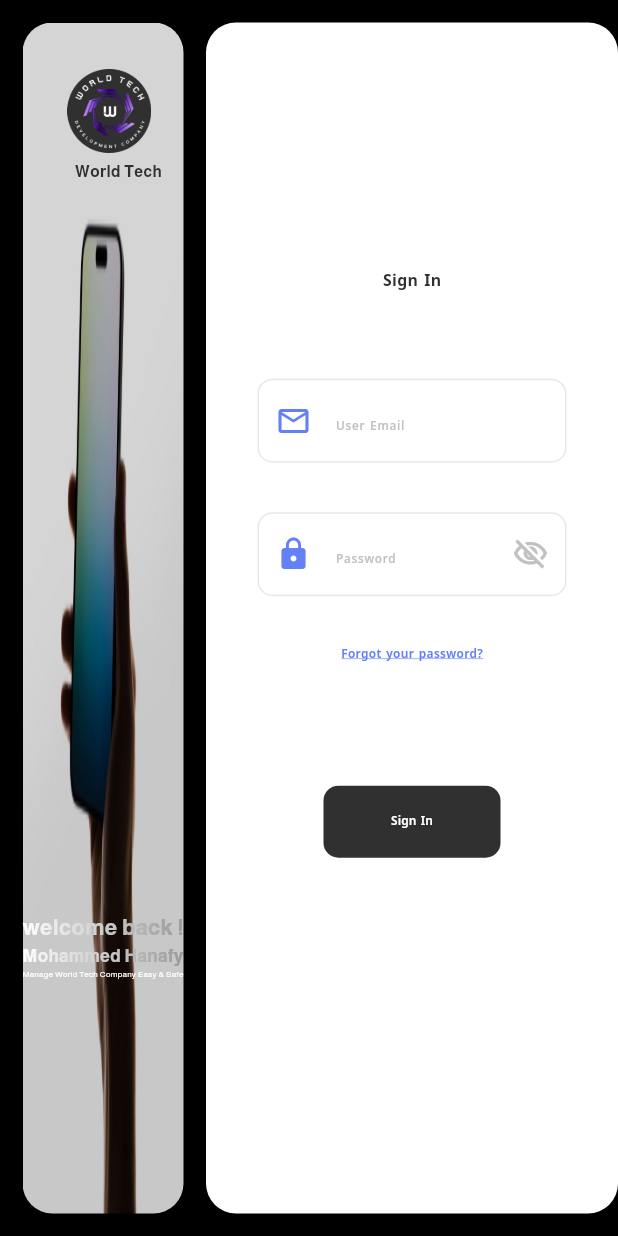
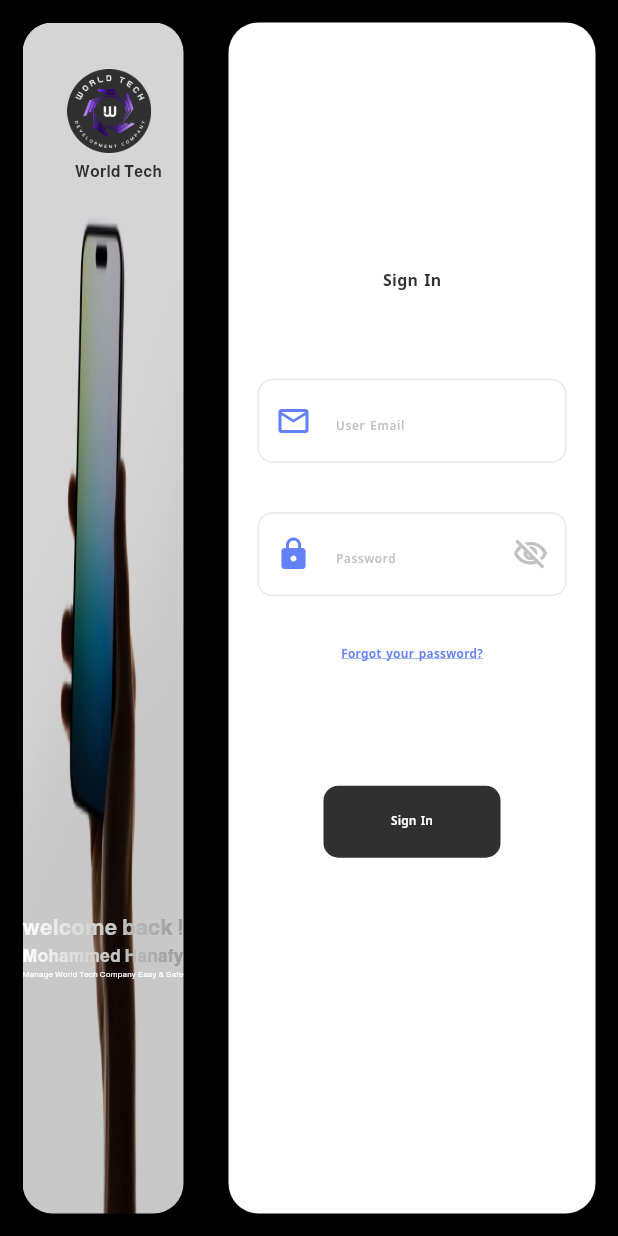
Before and after one commit to rolarefaat456/dashboard_worldtech, a Flutter app: the screen it shows after launch, after a tap on "Forgot your password?", after a tap on "Back to Sign in", on a phone screen of 412 x 824 dp. Run offline on Flutter 3.47's test engine with Material 3 defaults, Android fonts, the phone set to English and light mode, and no system bars; our stand-ins replace hive, hive_flutter, image_picker, lottie; missing offline and left inert: window_manager; accounts and stored records are empty; network calls fail; project files that could hold a hidden picture were left out.

Commit message:
el a5er an sha2 allh

```diff
--- a/lib/components/widgets/forgetappbar.dart
+++ b/lib/components/widgets/forgetappbar.dart
@@ -1,4 +1,4 @@
-// veiws/Auth/forgetappbar.dart
+// components/widgets/forgetappbar.dart
 import 'package:dashboard/components/core/utils/app_text_style.dart';
 import 'package:dashboard/veiws/Auth/textappbar.dart';
 import 'package:flutter/material.dart';
--- a/lib/main.dart
+++ b/lib/main.dart
@@ -1,6 +1,5 @@
 // main.dart
 import 'dart:io';
-
 import 'package:dashboard/veiws/banner/bannerpage.dart';
 import 'package:dashboard/veiws/employee/employeepage.dart';
 import 'package:dashboard/veiws/homepage/homepage.dart';
@@ -16,6 +15,8 @@ import 'package:flutter/services.dart';
 import 'package:hive_flutter/adapters.dart';
 import 'package:path_provider/path_provider.dart';
 import 'package:provider/provider.dart';
+import 'package:window_manager/window_manager.dart';
+// import 'package:device_preview/device_preview.dart';
 
 void main() async {
   WidgetsFlutterBinding.ensureInitialized();
@@ -29,9 +30,31 @@ void main() async {
   );
   await Hive.openBox('language');
   await Hive.openBox('token');
+  if (Platform.isWindows || Platform.isLinux || Platform.isMacOS) {
+    await windowManager.ensureInitialized();
+
+    WindowOptions options = const WindowOptions(
+      // size: Size(800, 600),
+      center: true,
+      // backgroundColor: Colors.transparent,
+      // titleBarStyle: TitleBarStyle.normal,
+    );
+
+    windowManager.waitUntilReadyToShow(options, () async {
+      await windowManager.show();
+      // await windowManager.setResizable(false);
+      // await windowManager.setMinimizable(false);
+      await windowManager.setMinimumSize(const Size(850, 700));
+      // await windowManager.setMaximizable(false);
+    });
+  }
   runApp( ChangeNotifierProvider(
     create: (context) => Signinprovider(),
-    child: MyApp(),
+    // child: DevicePreview(
+    // enabled: true,
+    // builder: (context) =>
+    child:  MyApp()
+  // ),
   ));
 }
 
--- a/lib/veiws/Auth/signin.dart
+++ b/lib/veiws/Auth/signin.dart
@@ -128,7 +128,7 @@ class _Signin extends State<Signin> {
               Expanded(
                 flex: 2,
                 child: Container(
-                  margin: EdgeInsets.symmetric(vertical: 15),
+                  margin: EdgeInsets.symmetric(vertical: 15, horizontal: 15),
                   decoration: BoxDecoration(
                     borderRadius: BorderRadius.circular(20),
                     color: Colors.white,
--- a/lib/veiws/Auth/textappbar.dart
+++ b/lib/veiws/Auth/textappbar.dart
@@ -6,22 +6,18 @@ class Textappbar extends StatelessWidget {
   @override
   Widget build(BuildContext context) {
     // TODO: implement build
-    return MediaQuery.of(context).size.width < 600 ?
-      Column(
+    return MediaQuery.of(context).size.width < 600
+        ? Column(
             children: [
               Container(
                 margin: EdgeInsets.only(
-            top:  30,
-            left: MediaQuery.of(context).size.width < 350 ?
-            MediaQuery.of(context).size.width /15 : MediaQuery.of(context).size.width / 50,
-
-
+                  top: 30,
+                  left: MediaQuery.of(context).size.width < 350
+                      ? MediaQuery.of(context).size.width / 15
+                      : MediaQuery.of(context).size.width / 50,
                 ),
                 child: ConstrainedBox(
-            constraints: BoxConstraints(
-              maxHeight: 56,
-              maxWidth: 56
-            ),
+                  constraints: BoxConstraints(maxHeight: 56, maxWidth: 56),
                   child: AspectRatio(
                     aspectRatio: 1,
                     child: Image.asset(
@@ -31,11 +27,16 @@ class Textappbar extends StatelessWidget {
                 ),
               ),
               Padding(
-          padding: EdgeInsets.only(top: 5, left:
-            MediaQuery.of(context).size.width /20,),
+                padding: EdgeInsets.only(
+                  top: 5,
+                  left: MediaQuery.of(context).size.width / 20,
+                ),
                 child: Text(
                   "World Tech",
-            style: AppTextStyles.style24w700(context).copyWith(fontFamily: 'Almarai', fontWeight: FontWeight.bold)
+                  style: AppTextStyles.style24w700(context).copyWith(
+                    fontFamily: 'Almarai',
+                    fontWeight: FontWeight.bold,
+                  ),
                 ),
               ),
             ],
@@ -44,22 +45,21 @@ class Textappbar extends StatelessWidget {
             children: [
               Container(
                 margin: EdgeInsets.only(
-            top:  30,
-            left: MediaQuery.of(context).size.width<800?
-            MediaQuery.of(context).size.width / 22 : MediaQuery.of(context).size.width < 1200 ? MediaQuery.of(context).size.width/35
-            : MediaQuery.of(context).size.width/45,
+                  top: 30,
+                  left: MediaQuery.of(context).size.width < 800
+                      ? MediaQuery.of(context).size.width / 22
+                      : MediaQuery.of(context).size.width < 1200
+                      ? MediaQuery.of(context).size.width / 35 : MediaQuery.of(context).size.width < 1500 ? MediaQuery.of(context).size.width / 45
+                      : MediaQuery.of(context).size.width < 1700 ? MediaQuery.of(context).size.width / 55 : MediaQuery.of(context).size.width < 2000 ? MediaQuery.of(context).size.width / 65 : MediaQuery.of(context).size.width / 95 ,
 
-            right: MediaQuery.of(context).size.width<600?
-            MediaQuery.of(context).size.width /85
-            : MediaQuery.of(context).size.width<1200?
-            MediaQuery.of(context).size.width / 90
-            : MediaQuery.of(context).size.width/95,
+                  right: MediaQuery.of(context).size.width < 600
+                      ? MediaQuery.of(context).size.width / 85
+                      : MediaQuery.of(context).size.width < 1200
+                      ? MediaQuery.of(context).size.width / 90
+                      : MediaQuery.of(context).size.width / 95,
                 ),
                 child: ConstrainedBox(
-            constraints: BoxConstraints(
-              maxHeight: 56,
-              maxWidth: 56
-            ),
+                  constraints: BoxConstraints(maxHeight: 56, maxWidth: 56),
                   child: AspectRatio(
                     aspectRatio: 1,
                     child: Image.asset(
@@ -69,12 +69,12 @@ class Textappbar extends StatelessWidget {
                 ),
               ),
               Container(
-          margin: EdgeInsets.only(
-            top: 20,
-          ),
+                margin: EdgeInsets.only(top: 20),
                 child: Text(
                   "World Tech",
-            style: AppTextStyles.style24w700(context).copyWith(fontFamily: 'Almarai')
+                  style: AppTextStyles.style24w700(
+                    context,
+                  ).copyWith(fontFamily: 'Almarai'),
                 ),
               ),
             ],
--- a/pubspec.yaml
+++ b/pubspec.yaml
@@ -42,6 +42,8 @@ dependencies:
   awesome_dialog: ^3.2.1
   http: ^1.4.0
   lottie: ^3.1.2
+  device_preview: ^1.3.1
+  window_manager: ^0.5.1
 
 dev_dependencies:
   flutter_test:
```
Also changed, not shown: pubspec.lock, 5 other files. Lines whose indentation alone changed are shown as unchanged.
